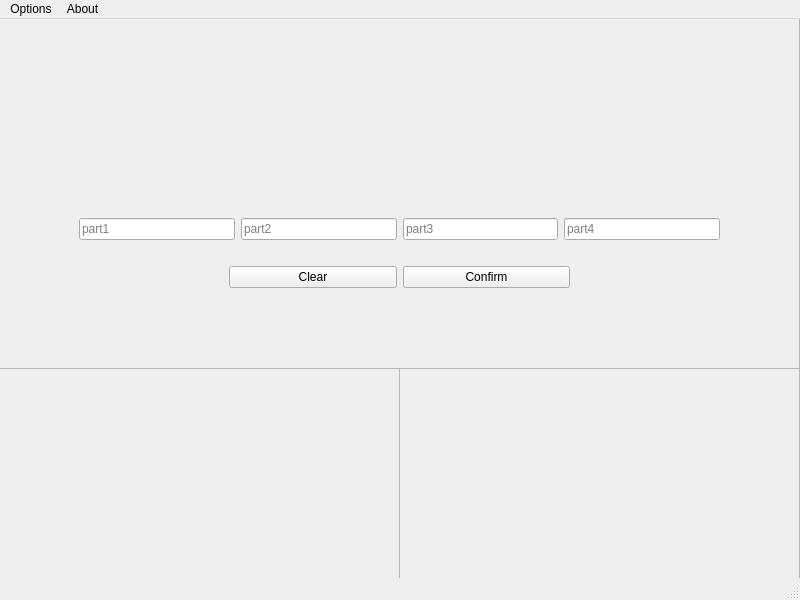
cyc-987/K-Verification, file ui/mainwindow.ui: the form before one commit.
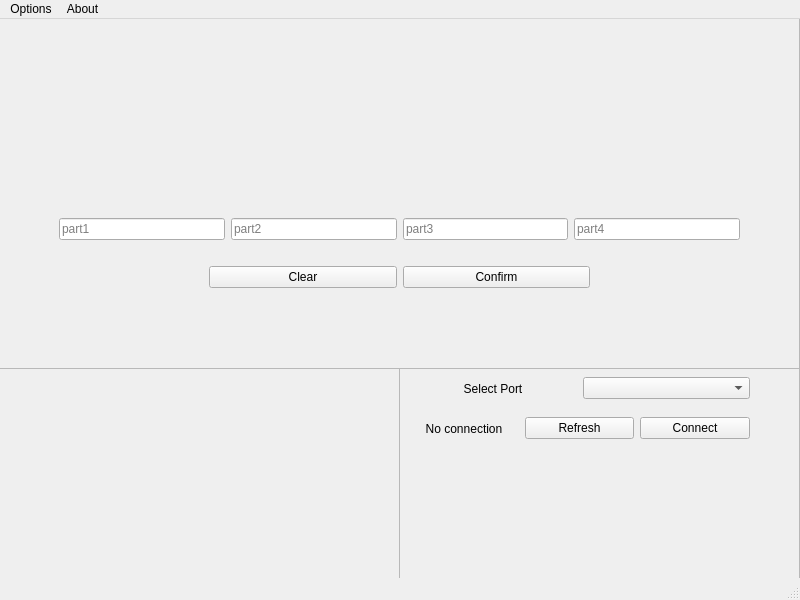
The form after the commit.

Patch:
```diff
--- a/ui/mainwindow.ui
+++ b/ui/mainwindow.ui
@@ -29,12 +29,12 @@
     <property name="frameShadow">
      <enum>QFrame::Raised</enum>
     </property>
-    <widget class="QWidget" name="">
+    <widget class="QWidget" name="layoutWidget">
      <property name="geometry">
       <rect>
-       <x>60</x>
+       <x>40</x>
        <y>120</y>
-       <width>681</width>
+       <width>721</width>
        <height>231</height>
       </rect>
      </property>
@@ -218,6 +218,79 @@
     <property name="frameShadow">
      <enum>QFrame::Raised</enum>
     </property>
+    <widget class="QWidget" name="layoutWidget">
+     <property name="geometry">
+      <rect>
+       <x>0</x>
+       <y>0</y>
+       <width>361</width>
+       <height>41</height>
+      </rect>
+     </property>
+     <layout class="QHBoxLayout" name="horizontalLayout_3">
+      <property name="leftMargin">
+       <number>10</number>
+      </property>
+      <property name="rightMargin">
+       <number>10</number>
+      </property>
+      <item>
+       <widget class="QLabel" name="label_select_port">
+        <property name="text">
+         <string>Select Port</string>
+        </property>
+        <property name="alignment">
+         <set>Qt::AlignCenter</set>
+        </property>
+       </widget>
+      </item>
+      <item>
+       <widget class="QComboBox" name="comboBox_port"/>
+      </item>
+     </layout>
+    </widget>
+    <widget class="QWidget" name="layoutWidget">
+     <property name="geometry">
+      <rect>
+       <x>0</x>
+       <y>40</y>
+       <width>361</width>
+       <height>41</height>
+      </rect>
+     </property>
+     <layout class="QHBoxLayout" name="horizontalLayout_4">
+      <property name="leftMargin">
+       <number>10</number>
+      </property>
+      <property name="rightMargin">
+       <number>10</number>
+      </property>
+      <item>
+       <widget class="QLabel" name="label_connect_status">
+        <property name="text">
+         <string>No connection</string>
+        </property>
+        <property name="alignment">
+         <set>Qt::AlignCenter</set>
+        </property>
+       </widget>
+      </item>
+      <item>
+       <widget class="QPushButton" name="refreshButton">
+        <property name="text">
+         <string>Refresh</string>
+        </property>
+       </widget>
+      </item>
+      <item>
+       <widget class="QPushButton" name="connectButton">
+        <property name="text">
+         <string>Connect</string>
+        </property>
+       </widget>
+      </item>
+     </layout>
+    </widget>
    </widget>
   </widget>
   <widget class="QMenuBar" name="menubar">
```
Left out of the diff: 23 changed lines with no effect on the pictures.
